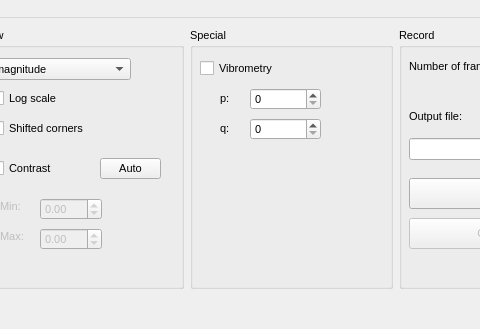
DigitalHolography/Holovibes, file Holovibes/main_window.ui: the form before one commit; both pictures show x 239 to 719 and y 0 to 329 of the 856 by 329 pixel window.
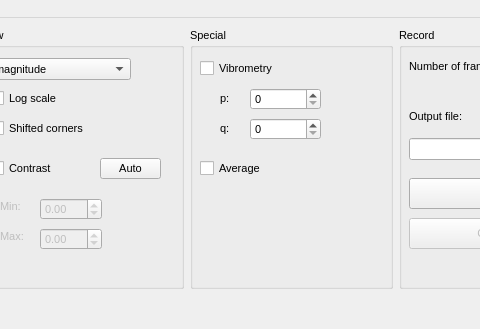
The form after the commit. Custom widgets are drawn as their Qt base class.

Commit message: Selection handled in QRect

Diff of the .ui file:
```diff
--- a/Holovibes/main_window.ui
+++ b/Holovibes/main_window.ui
@@ -336,6 +336,19 @@
          <string>Vibrometry</string>
         </property>
        </widget>
+       <widget class="QCheckBox" name="averageCheckBox">
+        <property name="geometry">
+         <rect>
+          <x>10</x>
+          <y>130</y>
+          <width>81</width>
+          <height>20</height>
+         </rect>
+        </property>
+        <property name="text">
+         <string>Average</string>
+        </property>
+       </widget>
       </widget>
      </item>
      <item row="0" column="3">
```
Left out of the diff: 8 changed lines with no effect on the pictures. The commit also changes 4 other files.
